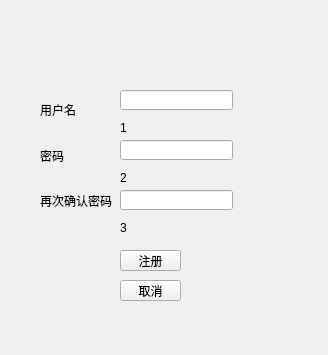
First picture: the form in Pro1 mk34/register_form.ui, repository KamChiHei/330, before the edit.
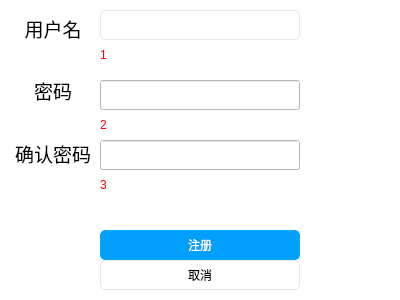
Second picture: the form after the edit. Icons and pictures are not drawn.

Patch:
```diff
--- a/Pro1 mk34/register_form.ui
+++ b/Pro1 mk34/register_form.ui
@@ -6,52 +6,102 @@
    <rect>
     <x>0</x>
     <y>0</y>
-    <width>328</width>
-    <height>355</height>
+    <width>400</width>
+    <height>300</height>
    </rect>
   </property>
+  <property name="minimumSize">
+   <size>
+    <width>400</width>
+    <height>300</height>
+   </size>
+  </property>
+  <property name="maximumSize">
+   <size>
+    <width>400</width>
+    <height>300</height>
+   </size>
+  </property>
   <property name="windowTitle">
-   <string>Form</string>
+   <string>注册</string>
+  </property>
+  <property name="windowIcon">
+   <iconset resource="icon.qrc">
+    <normaloff>:/new/prefix1/iconANDpic/plane.png</normaloff>:/new/prefix1/iconANDpic/plane.png</iconset>
+  </property>
+  <property name="styleSheet">
+   <string notr="true">background-color: rgb(255, 255, 255);</string>
   </property>
   <widget class="QLineEdit" name="name">
    <property name="geometry">
     <rect>
-     <x>120</x>
-     <y>90</y>
-     <width>113</width>
-     <height>20</height>
+     <x>100</x>
+     <y>10</y>
+     <width>200</width>
+     <height>30</height>
     </rect>
    </property>
+   <property name="styleSheet">
+    <string notr="true">QLineEdit {
+    background-color: transparent;
+	font: 16pt &quot;Microsoft YaHei UI&quot;;
+    border: 1px solid rgb(230, 230, 230);
+    border-radius: 5px;
+}</string>
+   </property>
   </widget>
   <widget class="QLineEdit" name="pwd1">
    <property name="geometry">
     <rect>
-     <x>120</x>
-     <y>140</y>
-     <width>113</width>
-     <height>20</height>
+     <x>100</x>
+     <y>80</y>
+     <width>200</width>
+     <height>30</height>
     </rect>
    </property>
   </widget>
   <widget class="QLineEdit" name="pwd2">
    <property name="geometry">
     <rect>
-     <x>120</x>
-     <y>190</y>
-     <width>113</width>
-     <height>20</height>
+     <x>100</x>
+     <y>140</y>
+     <width>200</width>
+     <height>30</height>
     </rect>
    </property>
   </widget>
   <widget class="QPushButton" name="B1">
    <property name="geometry">
     <rect>
-     <x>120</x>
-     <y>250</y>
-     <width>61</width>
-     <height>21</height>
+     <x>100</x>
+     <y>230</y>
+     <width>200</width>
+     <height>30</height>
     </rect>
    </property>
+   <property name="styleSheet">
+    <string notr="true">QPushButton {
+	
+	
+	
+	background-color: rgb(0, 159, 252);
+    
+	
+	font: 14pt &quot;黑体&quot;;
+	
+	color: rgb(255, 255, 255);
+border: 1px solid rgb(0, 170, 255); 
+    border-radius: 5px;
+}
+
+QPushButton:hover {
+    
+	background-color: rgb(0, 159, 252);
+       
+    font: 14pt &quot;黑体&quot;;
+	color: rgb(255, 255, 255);
+}</string>
+   </property>
    <property name="text">
     <string>注册</string>
    </property>
@@ -59,12 +109,27 @@
   <widget class="QPushButton" name="B2">
    <property name="geometry">
     <rect>
-     <x>120</x>
-     <y>280</y>
-     <width>61</width>
-     <height>21</height>
+     <x>100</x>
+     <y>260</y>
+     <width>200</width>
+     <height>30</height>
     </rect>
    </property>
+   <property name="styleSheet">
+    <string notr="true">QPushButton {
+		
+	font: 14pt &quot;黑体&quot;;
+	color: rgb(0, 0, 0);
+border: 1px solid  rgb(230, 230, 230);
+    border-radius: 5px;
+}
+
+QPushButton:hover {
+     
+    font: 14pt &quot;黑体&quot;;
+	color: rgb(0, 0, 0);
+}</string>
+   </property>
    <property name="text">
     <string>取消</string>
    </property>
@@ -72,12 +137,16 @@
   <widget class="QLabel" name="pwdtips2">
    <property name="geometry">
     <rect>
-     <x>120</x>
-     <y>220</y>
-     <width>151</width>
-     <height>16</height>
+     <x>100</x>
+     <y>170</y>
+     <width>200</width>
+     <height>30</height>
     </rect>
    </property>
+   <property name="styleSheet">
+    <string notr="true">font: 16pt &quot;微软雅黑&quot;;
+color: rgb(255, 0, 0);</string>
+   </property>
    <property name="text">
     <string>3</string>
    </property>
@@ -85,12 +154,16 @@
   <widget class="QLabel" name="nametips">
    <property name="geometry">
     <rect>
-     <x>120</x>
-     <y>120</y>
-     <width>131</width>
-     <height>16</height>
+     <x>100</x>
+     <y>40</y>
+     <width>200</width>
+     <height>30</height>
     </rect>
    </property>
+   <property name="styleSheet">
+    <string notr="true">font: 16pt &quot;微软雅黑&quot;;
+color: rgb(255, 0, 0);</string>
+   </property>
    <property name="text">
     <string>1</string>
    </property>
@@ -98,12 +171,16 @@
   <widget class="QLabel" name="pwdtips1">
    <property name="geometry">
     <rect>
-     <x>120</x>
-     <y>170</y>
-     <width>151</width>
-     <height>16</height>
+     <x>100</x>
+     <y>110</y>
+     <width>200</width>
+     <height>30</height>
     </rect>
    </property>
+   <property name="styleSheet">
+    <string notr="true">font: 16pt &quot;微软雅黑&quot;;
+color: rgb(255, 0, 0);</string>
+   </property>
    <property name="text">
     <string>2</string>
    </property>
@@ -111,31 +188,58 @@
   <widget class="QWidget" name="layoutWidget">
    <property name="geometry">
     <rect>
-     <x>40</x>
-     <y>90</y>
-     <width>74</width>
-     <height>131</height>
+     <x>10</x>
+     <y>0</y>
+     <width>86</width>
+     <height>181</height>
     </rect>
    </property>
    <layout class="QVBoxLayout" name="verticalLayout">
     <item>
      <widget class="QLabel" name="label">
+      <property name="font">
+       <font>
+        <family>黑体</family>
+        <pointsize>14</pointsize>
+       </font>
+      </property>
       <property name="text">
        <string>用户名</string>
       </property>
+      <property name="alignment">
+       <set>Qt::AlignmentFlag::AlignCenter</set>
+      </property>
      </widget>
     </item>
     <item>
      <widget class="QLabel" name="label_2">
+      <property name="font">
+       <font>
+        <family>黑体</family>
+        <pointsize>14</pointsize>
+       </font>
+      </property>
       <property name="text">
        <string>密码</string>
       </property>
+      <property name="alignment">
+       <set>Qt::AlignmentFlag::AlignCenter</set>
+      </property>
      </widget>
     </item>
     <item>
      <widget class="QLabel" name="label_3">
+      <property name="font">
+       <font>
+        <family>黑体</family>
+        <pointsize>14</pointsize>
+       </font>
+      </property>
       <property name="text">
-       <string>再次确认密码</string>
+       <string>确认密码</string>
+      </property>
+      <property name="alignment">
+       <set>Qt::AlignmentFlag::AlignCenter</set>
       </property>
      </widget>
     </item>
```
Left out of the diff: 4 changed lines with no effect on the pictures.
